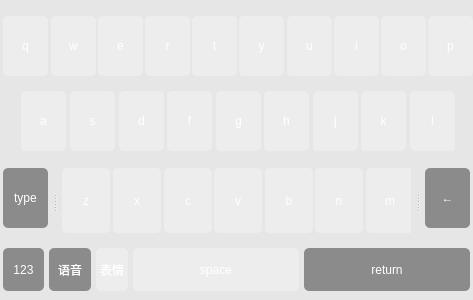
First picture: the form in 7in_pm/frminput.ui, repository gwd492552396/Gwd, before the edit.
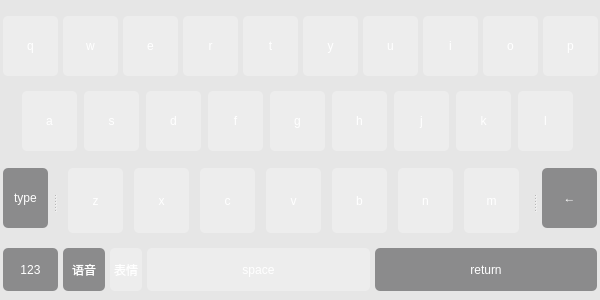
Second picture: the form after the edit.

The edit to the form file:
```diff
--- a/7in_pm/frminput.ui
+++ b/7in_pm/frminput.ui
@@ -6,19 +6,19 @@
    <rect>
     <x>0</x>
     <y>0</y>
-    <width>473</width>
+    <width>600</width>
     <height>300</height>
    </rect>
   </property>
   <property name="minimumSize">
    <size>
-    <width>450</width>
+    <width>600</width>
     <height>300</height>
    </size>
   </property>
   <property name="maximumSize">
    <size>
-    <width>473</width>
+    <width>600</width>
     <height>300</height>
    </size>
   </property>
@@ -102,13 +102,13 @@
           </property>
           <property name="minimumSize">
            <size>
-            <width>45</width>
+            <width>55</width>
             <height>60</height>
            </size>
           </property>
           <property name="maximumSize">
            <size>
-            <width>45</width>
+            <width>55</width>
             <height>60</height>
            </size>
           </property>
@@ -138,13 +138,13 @@
           </property>
           <property name="minimumSize">
            <size>
-            <width>45</width>
+            <width>55</width>
             <height>60</height>
            </size>
           </property>
           <property name="maximumSize">
            <size>
-            <width>45</width>
+            <width>55</width>
             <height>60</height>
            </size>
           </property>
@@ -174,13 +174,13 @@
           </property>
           <property name="minimumSize">
            <size>
-            <width>45</width>
+            <width>55</width>
             <height>60</height>
            </size>
           </property>
           <property name="maximumSize">
            <size>
-            <width>45</width>
+            <width>55</width>
             <height>60</height>
            </size>
           </property>
@@ -210,13 +210,13 @@
           </property>
           <property name="minimumSize">
            <size>
-            <width>45</width>
+            <width>55</width>
             <height>60</height>
            </size>
           </property>
           <property name="maximumSize">
            <size>
-            <width>45</width>
+            <width>55</width>
             <height>60</height>
            </size>
           </property>
@@ -246,13 +246,13 @@
           </property>
           <property name="minimumSize">
            <size>
-            <width>45</width>
+            <width>55</width>
             <height>60</height>
            </size>
           </property>
           <property name="maximumSize">
            <size>
-            <width>45</width>
+            <width>55</width>
             <height>60</height>
            </size>
           </property>
@@ -282,13 +282,13 @@
           </property>
           <property name="minimumSize">
            <size>
-            <width>45</width>
+            <width>55</width>
             <height>60</height>
            </size>
           </property>
           <property name="maximumSize">
            <size>
-            <width>45</width>
+            <width>55</width>
             <height>60</height>
            </size>
           </property>
@@ -318,13 +318,13 @@
           </property>
           <property name="minimumSize">
            <size>
-            <width>45</width>
+            <width>55</width>
             <height>60</height>
            </size>
           </property>
           <property name="maximumSize">
            <size>
-            <width>45</width>
+            <width>55</width>
             <height>60</height>
            </size>
           </property>
@@ -354,13 +354,13 @@
           </property>
           <property name="minimumSize">
            <size>
-            <width>45</width>
+            <width>55</width>
             <height>60</height>
            </size>
           </property>
           <property name="maximumSize">
            <size>
-            <width>45</width>
+            <width>55</width>
             <height>60</height>
            </size>
           </property>
@@ -390,13 +390,13 @@
           </property>
           <property name="minimumSize">
            <size>
-            <width>45</width>
+            <width>55</width>
             <height>60</height>
            </size>
           </property>
           <property name="maximumSize">
            <size>
-            <width>45</width>
+            <width>55</width>
             <height>60</height>
            </size>
           </property>
@@ -426,13 +426,13 @@
           </property>
           <property name="minimumSize">
            <size>
-            <width>45</width>
+            <width>55</width>
             <height>60</height>
            </size>
           </property>
           <property name="maximumSize">
            <size>
-            <width>45</width>
+            <width>55</width>
             <height>60</height>
            </size>
           </property>
@@ -481,13 +481,13 @@
           </property>
           <property name="minimumSize">
            <size>
-            <width>45</width>
+            <width>55</width>
             <height>60</height>
            </size>
           </property>
           <property name="maximumSize">
            <size>
-            <width>45</width>
+            <width>55</width>
             <height>60</height>
            </size>
           </property>
@@ -517,13 +517,13 @@
           </property>
           <property name="minimumSize">
            <size>
-            <width>45</width>
+            <width>55</width>
             <height>60</height>
            </size>
           </property>
           <property name="maximumSize">
            <size>
-            <width>45</width>
+            <width>55</width>
             <height>60</height>
            </size>
           </property>
@@ -553,13 +553,13 @@
           </property>
           <property name="minimumSize">
            <size>
-            <width>45</width>
+            <width>55</width>
             <height>60</height>
            </size>
           </property>
           <property name="maximumSize">
            <size>
-            <width>45</width>
+            <width>55</width>
             <height>60</height>
            </size>
           </property>
@@ -589,13 +589,13 @@
           </property>
           <property name="minimumSize">
            <size>
-            <width>45</width>
+            <width>55</width>
             <height>60</height>
            </size>
           </property>
           <property name="maximumSize">
            <size>
-            <width>45</width>
+            <width>55</width>
             <height>60</height>
            </size>
           </property>
@@ -625,13 +625,13 @@
           </property>
           <property name="minimumSize">
            <size>
-            <width>45</width>
+            <width>55</width>
             <height>60</height>
            </size>
           </property>
           <property name="maximumSize">
            <size>
-            <width>45</width>
+            <width>55</width>
             <height>60</height>
            </size>
           </property>
@@ -661,13 +661,13 @@
           </property>
           <property name="minimumSize">
            <size>
-            <width>45</width>
+            <width>55</width>
             <height>60</height>
            </size>
           </property>
           <property name="maximumSize">
            <size>
-            <width>45</width>
+            <width>55</width>
             <height>60</height>
            </size>
           </property>
@@ -697,13 +697,13 @@
           </property>
           <property name="minimumSize">
            <size>
-            <width>45</width>
+            <width>55</width>
             <height>60</height>
            </size>
           </property>
           <property name="maximumSize">
            <size>
-            <width>45</width>
+            <width>55</width>
             <height>60</height>
            </size>
           </property>
@@ -733,13 +733,13 @@
           </property>
           <property name="minimumSize">
            <size>
-            <width>45</width>
+            <width>55</width>
             <height>60</height>
            </size>
           </property>
           <property name="maximumSize">
            <size>
-            <width>45</width>
+            <width>55</width>
             <height>60</height>
            </size>
           </property>
@@ -769,13 +769,13 @@
           </property>
           <property name="minimumSize">
            <size>
-            <width>45</width>
+            <width>55</width>
             <height>60</height>
            </size>
           </property>
           <property name="maximumSize">
            <size>
-            <width>45</width>
+            <width>55</width>
             <height>60</height>
            </size>
           </property>
@@ -863,13 +863,13 @@
             </property>
             <property name="minimumSize">
              <size>
-              <width>48</width>
+              <width>55</width>
               <height>65</height>
              </size>
             </property>
             <property name="maximumSize">
              <size>
-              <width>48</width>
+              <width>55</width>
               <height>65</height>
              </size>
             </property>
@@ -899,13 +899,13 @@
             </property>
             <property name="minimumSize">
              <size>
-              <width>48</width>
+              <width>55</width>
               <height>65</height>
              </size>
             </property>
             <property name="maximumSize">
              <size>
-              <width>48</width>
+              <width>55</width>
               <height>65</height>
              </size>
             </property>
@@ -935,13 +935,13 @@
             </property>
             <property name="minimumSize">
              <size>
-              <width>48</width>
+              <width>55</width>
               <height>65</height>
              </size>
             </property>
             <property name="maximumSize">
              <size>
-              <width>48</width>
+              <width>55</width>
               <height>65</height>
              </size>
             </property>
@@ -971,13 +971,13 @@
             </property>
             <property name="minimumSize">
              <size>
-              <width>48</width>
+              <width>55</width>
               <height>65</height>
              </size>
             </property>
             <property name="maximumSize">
              <size>
-              <width>48</width>
+              <width>55</width>
               <height>65</height>
              </size>
             </property>
@@ -1007,13 +1007,13 @@
             </property>
             <property name="minimumSize">
              <size>
-              <width>48</width>
+              <width>55</width>
               <height>65</height>
              </size>
             </property>
             <property name="maximumSize">
              <size>
-              <width>48</width>
+              <width>55</width>
               <height>65</height>
              </size>
             </property>
@@ -1043,13 +1043,13 @@
             </property>
             <property name="minimumSize">
              <size>
-              <width>48</width>
+              <width>55</width>
               <height>65</height>
              </size>
             </property>
             <property name="maximumSize">
              <size>
-              <width>48</width>
+              <width>55</width>
               <height>65</height>
              </size>
             </property>
@@ -1079,13 +1079,13 @@
             </property>
             <property name="minimumSize">
              <size>
-              <width>48</width>
+              <width>55</width>
               <height>65</height>
              </size>
             </property>
             <property name="maximumSize">
              <size>
-              <width>48</width>
+              <width>55</width>
               <height>65</height>
              </size>
             </property>
@@ -1116,13 +1116,13 @@
          </property>
          <property name="minimumSize">
           <size>
-           <width>45</width>
+           <width>55</width>
            <height>60</height>
           </size>
          </property>
          <property name="maximumSize">
           <size>
-           <width>45</width>
+           <width>55</width>
            <height>60</height>
           </size>
          </property>
@@ -1152,13 +1152,13 @@
          <widget class="QPushButton" name="btn123">
           <property name="minimumSize">
            <size>
-            <width>41</width>
+            <width>55</width>
             <height>43</height>
            </size>
           </property>
           <property name="maximumSize">
            <size>
-            <width>41</width>
+            <width>55</width>
             <height>43</height>
            </size>
           </property>
```
